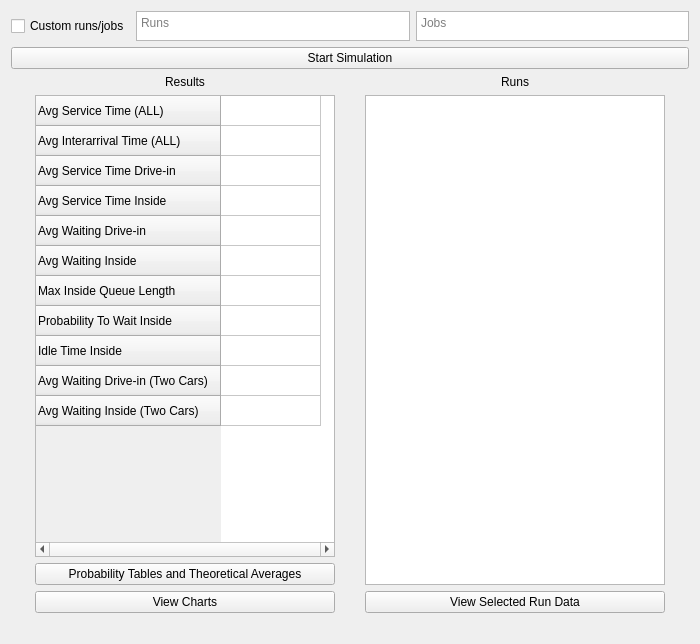
Before: the Qt Designer form mainwindow.ui in ragrag/Queue-Simulation-QT, drawn with Qt 5.
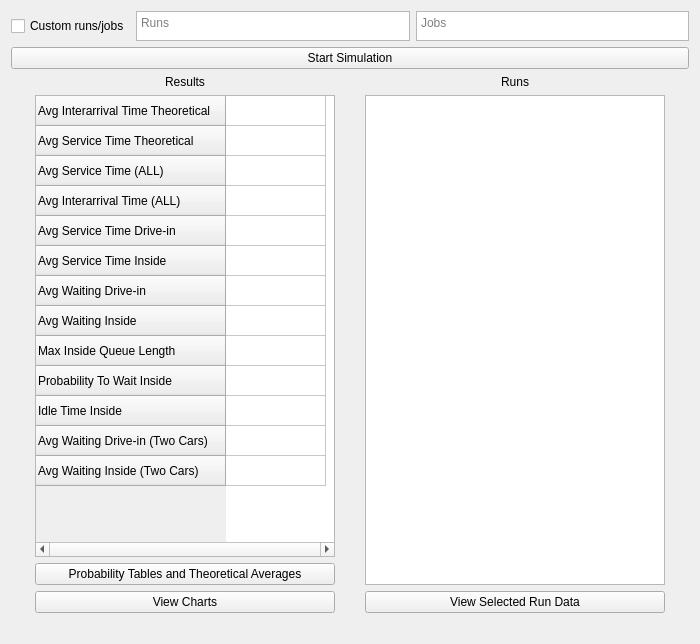
After: the same form once the commit is applied.

Diff of the .ui file:
```diff
--- a/mainwindow.ui
+++ b/mainwindow.ui
@@ -127,7 +127,7 @@
            <bool>true</bool>
           </property>
           <property name="rowCount">
-           <number>11</number>
+           <number>13</number>
           </property>
           <property name="columnCount">
            <number>1</number>
@@ -138,6 +138,16 @@
           <attribute name="horizontalHeaderHighlightSections">
            <bool>true</bool>
           </attribute>
+          <row>
+           <property name="text">
+            <string>Avg Interarrival Time Theoretical</string>
+           </property>
+          </row>
+          <row>
+           <property name="text">
+            <string>Avg Service Time Theoretical</string>
+           </property>
+          </row>
           <row>
            <property name="text">
             <string>Avg Service Time (ALL)</string>
```
